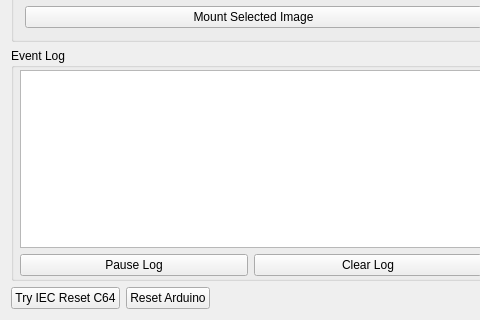
First picture: the form in mainwindow.ui, repository Larswad/uno2iec, before the edit; both pictures show x 0 to 480 and y 405 to 725 of the 970 by 725 pixel window.
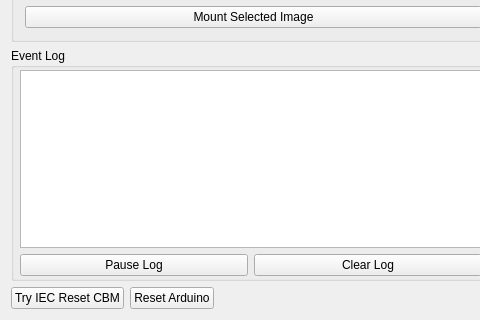
Second picture: the form after the edit.

The edit to the form file:
```diff
--- a/mainwindow.ui
+++ b/mainwindow.ui
@@ -395,7 +395,7 @@
       <item>
        <widget class="QPushButton" name="resetMachine">
         <property name="text">
-         <string>Try IEC Reset C64</string>
+         <string>Try IEC Reset CBM</string>
         </property>
        </widget>
       </item>
```
